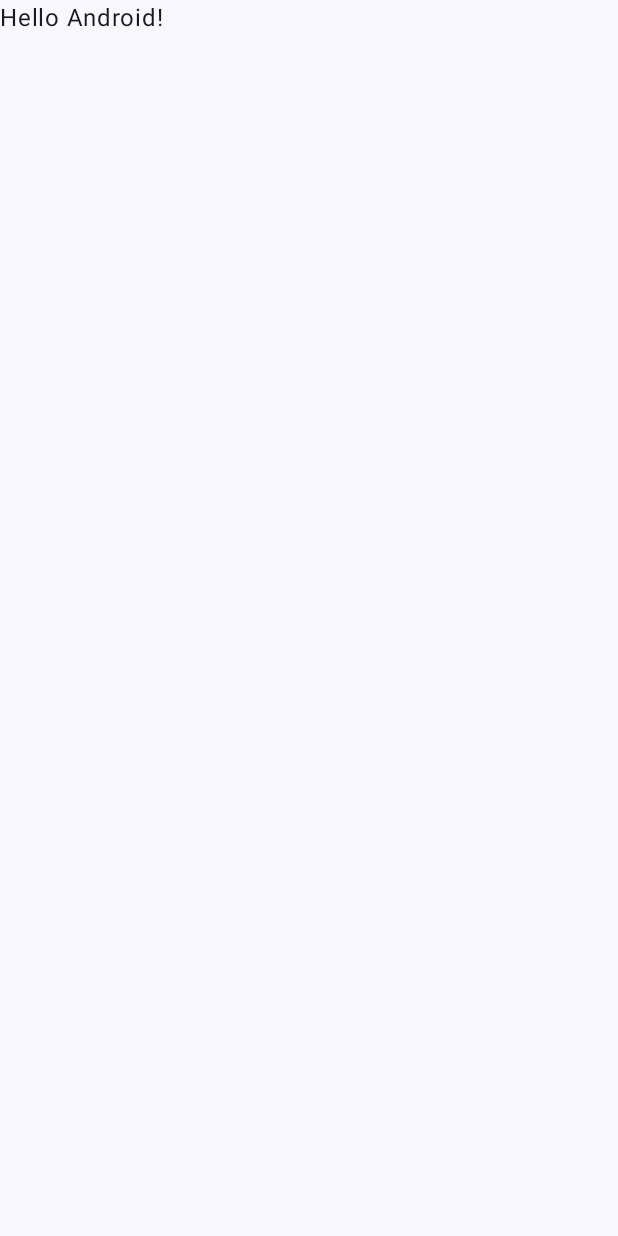
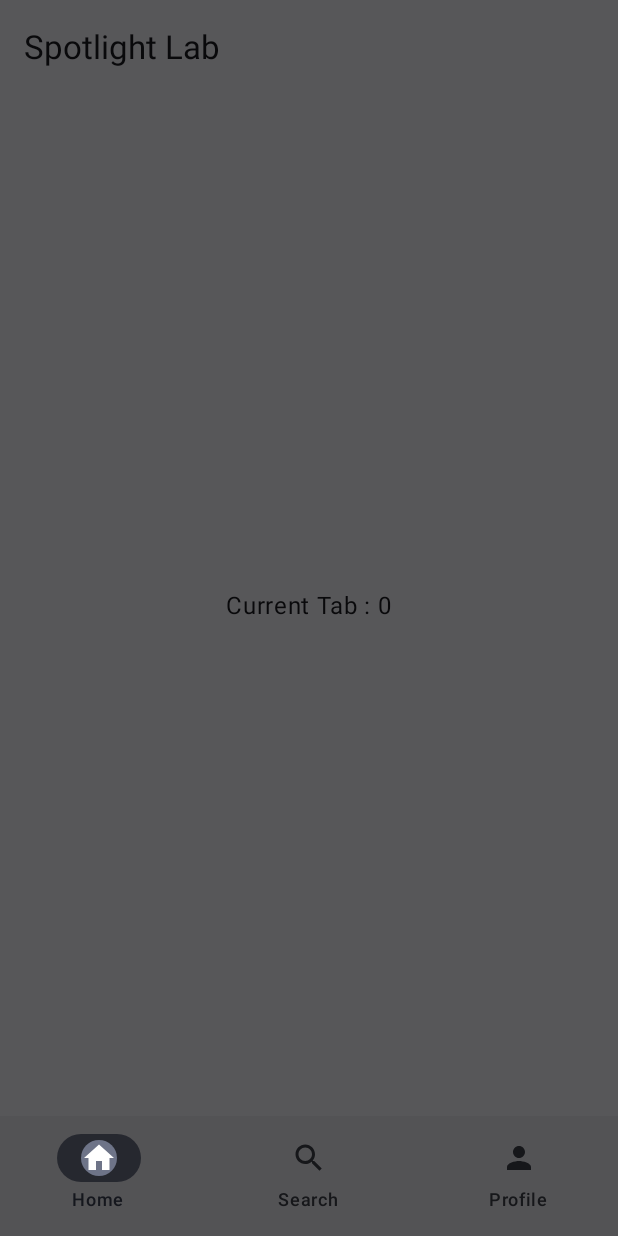
Before and after one commit to adhammoohamed/Spotlight-Tooltip, an Android app built with Jetpack Compose: the screen it shows after launch (MainActivity), on a phone screen of 412 x 824 dp. Before the commit the screen is almost empty. Run offline under Robolectric (Android 15) with nearby library versions, the phone set to English and light mode, and no system bars.

Commit message:
Add spotlight overlay feature and bottom navigation UI
- Add `material-icons-core` dependency.
- Implement a `Canvas` spotlight overlay that highlights targets using `BlendMode.Clear`.
- Add `AppRoot` layout with a `NavigationBar` that tracks target coordinates for the spotlight.

```diff
--- a/app/build.gradle.kts
+++ b/app/build.gradle.kts
@@ -40,6 +40,7 @@ dependencies {
     implementation(platform(libs.androidx.compose.bom))
     implementation(libs.androidx.activity.compose)
     implementation(libs.androidx.compose.material3)
+    implementation(libs.androidx.compose.material)
     implementation(libs.androidx.compose.ui)
     implementation(libs.androidx.compose.ui.graphics)
     implementation(libs.androidx.compose.ui.tooling.preview)
--- a/app/src/main/java/com/example/tooltiplibrary/MainActivity.kt
+++ b/app/src/main/java/com/example/tooltiplibrary/MainActivity.kt
@@ -5,15 +5,40 @@ import androidx.activity.ComponentActivity
 import androidx.activity.compose.setContent
 import androidx.activity.enableEdgeToEdge
 import androidx.compose.foundation.Canvas
+import androidx.compose.foundation.gestures.detectTapGestures
 import androidx.compose.foundation.layout.Box
 import androidx.compose.foundation.layout.fillMaxSize
 import androidx.compose.foundation.layout.padding
+import androidx.compose.material.icons.Icons
+import androidx.compose.material.icons.filled.Home
+import androidx.compose.material.icons.filled.Person
+import androidx.compose.material.icons.filled.Search
+import androidx.compose.material3.ExperimentalMaterial3Api
+import androidx.compose.material3.Icon
+import androidx.compose.material3.NavigationBar
+import androidx.compose.material3.NavigationBarItem
 import androidx.compose.material3.Scaffold
 import androidx.compose.material3.Text
+import androidx.compose.material3.TopAppBar
 import androidx.compose.runtime.Composable
+import androidx.compose.runtime.getValue
+import androidx.compose.runtime.mutableIntStateOf
+import androidx.compose.runtime.mutableStateMapOf
+import androidx.compose.runtime.mutableStateOf
+import androidx.compose.runtime.remember
+import androidx.compose.runtime.setValue
+import androidx.compose.ui.Alignment
 import androidx.compose.ui.Modifier
+import androidx.compose.ui.geometry.CornerRadius
+import androidx.compose.ui.graphics.BlendMode
 import androidx.compose.ui.graphics.Color
-import androidx.compose.ui.tooling.preview.Preview
+import androidx.compose.ui.graphics.CompositingStrategy
+import androidx.compose.ui.graphics.graphicsLayer
+import androidx.compose.ui.graphics.vector.ImageVector
+import androidx.compose.ui.input.pointer.pointerInput
+import androidx.compose.ui.layout.LayoutCoordinates
+import androidx.compose.ui.layout.onGloballyPositioned
+import androidx.compose.ui.unit.dp
 import com.example.tooltiplibrary.ui.theme.TooltipLibraryTheme
 
 class MainActivity : ComponentActivity() {
@@ -21,31 +46,115 @@ class MainActivity : ComponentActivity() {
         super.onCreate(savedInstanceState)
         enableEdgeToEdge()
         setContent {
+            val targets = remember { mutableStateMapOf<String, LayoutCoordinates>() }
+
+            var activeKey by remember { mutableStateOf<String?>("home") }
+            var showOverlay by remember { mutableStateOf(true) }
+
+            var overlayCoords by remember { mutableStateOf<LayoutCoordinates?>(null) }
+
             TooltipLibraryTheme {
-                Scaffold(modifier = Modifier.fillMaxSize()) { innerPadding ->
+                Box(modifier = Modifier.fillMaxSize()) {
 
-                    Greeting(
-                        name = "Android",
-                        modifier = Modifier.padding(innerPadding)
+                    AppRoot(
+                        onRegister = { key, coords -> targets[key] = coords },
+                        onSelect = { key ->
+                            activeKey = key
+                            showOverlay = true
+                        }
                     )
+
+                    if (showOverlay) {
+                        Canvas(
+                            modifier = Modifier
+                                .fillMaxSize()
+                                .onGloballyPositioned { overlayCoords = it }
+                                .graphicsLayer {
+                                    compositingStrategy = CompositingStrategy.Offscreen
+                                }
+                                .pointerInput(Unit) {
+                                    detectTapGestures { showOverlay = false }
+                                }
+                        ) {
+                            // القراءة هنا في مرحلة الـ Drawing
+                            val target = activeKey?.let { targets[it] }
+                            val overlay = overlayCoords
+
+                            drawRect(Color.Black.copy(alpha = 0.65f))
+
+                            if (target != null && overlay != null &&
+                                target.isAttached && overlay.isAttached
+                            ) {
+                                val bounds = overlay.localBoundingBoxOf(target)
+                                drawRoundRect(
+                                    color = Color.Transparent,
+                                    topLeft = bounds.topLeft,
+                                    size = bounds.size,
+                                    cornerRadius = CornerRadius(16.dp.toPx()),
+                                    blendMode = BlendMode.Clear
+                                )
+                            }
+                        }
+                    }
                 }
             }
         }
     }
 }
 
+private data class TabInfo(val key: String, val icon: ImageVector, val label: String)
+
+private val tabs = listOf(
+    TabInfo("home", Icons.Default.Home, "Home"),
+    TabInfo("search", Icons.Default.Search, "Search"),
+    TabInfo("profile", Icons.Default.Person, "Profile"),
+)
+
 @Composable
-fun Greeting(name: String, modifier: Modifier = Modifier) {
-    Text(
-        text = "Hello $name!",
-        modifier = modifier
-    )
-}
+fun AppRoot(
+    modifier: Modifier = Modifier,
+    onRegister: (key: String, coords: LayoutCoordinates) -> Unit,
+    onSelect: (key: String) -> Unit,
+) {
+    var selectedTab by remember { mutableIntStateOf(0) }
 
-@Preview(showBackground = true)
-@Composable
-fun GreetingPreview() {
-    TooltipLibraryTheme {
-        Greeting("Android")
+    Scaffold(
+        modifier = modifier.fillMaxSize(),
+        topBar = {
+            @OptIn(ExperimentalMaterial3Api::class)
+            TopAppBar(title = { Text("Spotlight Lab") })
+        },
+        bottomBar = {
+            NavigationBar {
+                tabs.forEachIndexed { index, tab ->
+                    NavigationBarItem(
+                        selected = selectedTab == index,
+                        onClick = {
+                            selectedTab = index
+                            onSelect(tab.key)
+                        },
+                        icon = {
+                            Icon(
+                                imageVector = tab.icon,
+                                contentDescription = tab.label,
+                                modifier = Modifier.onGloballyPositioned {
+                                    onRegister(tab.key, it)
+                                }
+                            )
+                        },
+                        label = { Text(tab.label) }
+                    )
+                }
+            }
+        }
+    ) { innerPadding ->
+        Box(
+            modifier = Modifier
+                .fillMaxSize()
+                .padding(innerPadding),
+            contentAlignment = Alignment.Center
+        ) {
+            Text("Current Tab : $selectedTab")
+        }
     }
 }
--- a/gradle/libs.versions.toml
+++ b/gradle/libs.versions.toml
@@ -24,6 +24,7 @@ androidx-compose-ui-tooling-preview = { group = "androidx.compose.ui", name = "u
 androidx-compose-ui-test-manifest = { group = "androidx.compose.ui", name = "ui-test-manifest" }
 androidx-compose-ui-test-junit4 = { group = "androidx.compose.ui", name = "ui-test-junit4" }
 androidx-compose-material3 = { group = "androidx.compose.material3", name = "material3" }
+androidx-compose-material = {group = "androidx.compose.material", name = "material-icons-core"}
 
 [plugins]
 android-application = { id = "com.android.application", version.ref = "agp" }
```
